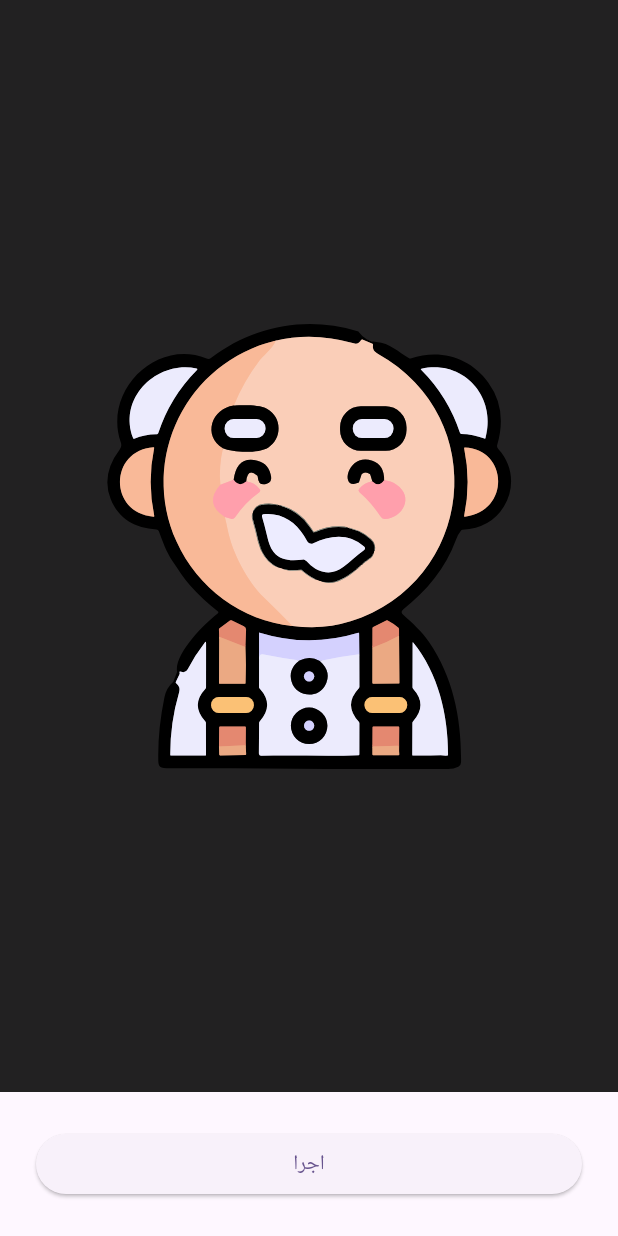
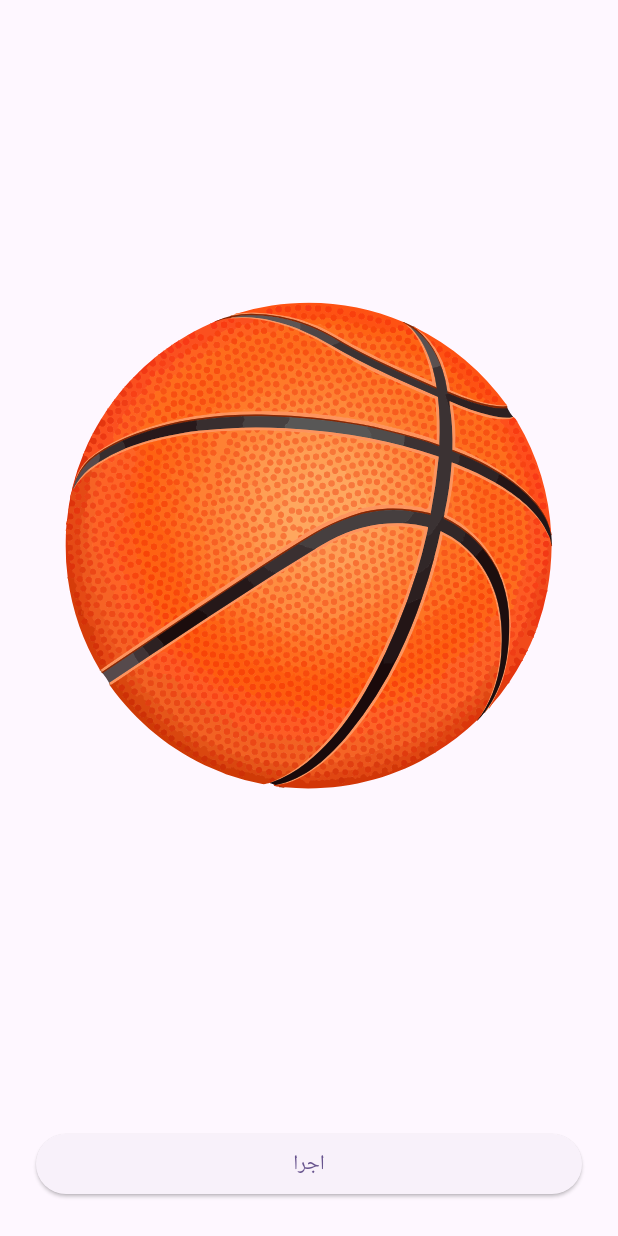
Before and after one commit to SayyehBan/flutter_animation, a Flutter app: the screen it shows after launch, after a tap on "اجرا", on a phone screen of 412 x 824 dp. Run offline on Flutter 3.47's test engine with Material 2 defaults, Android fonts, the phone set to English and light mode, and no system bars; our stand-ins replace flutter_svg.

Commit message:
ScaleAnimation توپ بسکتبال

```diff
--- a/lib/gen/assets.gen.dart
+++ b/lib/gen/assets.gen.dart
@@ -15,6 +15,9 @@ class $AssetsImagesGen {
   /// File path: assets/images/Sibil.svg
   String get sibil => 'assets/images/Sibil.svg';
 
+  /// File path: assets/images/basketball.svg
+  String get basketball => 'assets/images/basketball.svg';
+
   /// File path: assets/images/men.svg
   String get men => 'assets/images/men.svg';
 
@@ -23,7 +26,7 @@ class $AssetsImagesGen {
       const AssetGenImage('assets/images/spaceship.png');
 
   /// List of all assets
-  List<dynamic> get values => [sibil, men, spaceship];
+  List<dynamic> get values => [sibil, basketball, men, spaceship];
 }
 
 class Assets {
--- a/lib/main.dart
+++ b/lib/main.dart
@@ -1,5 +1,5 @@
 import 'package:flutter/material.dart';
-import 'package:flutter_animation/animationOfRotating.dart';
+import 'package:flutter_animation/scaleAnimation.dart';
 
 void main() {
   runApp(const MyApp());
@@ -18,7 +18,7 @@ class MyApp extends StatelessWidget {
         colorScheme: ColorScheme.fromSeed(seedColor: Colors.deepPurple),
         useMaterial3: true,
       ),
-      home: const AnimationOfRotating(),
+      home: const ScaleAnimation(),
     );
   }
 }
--- /dev/null
+++ b/lib/scaleAnimation.dart
@@ -0,0 +1,48 @@
+// ignore_for_file: file_names
+
+import 'package:flutter/material.dart';
+import 'package:flutter_animation/gen/assets.gen.dart';
+import 'package:flutter_svg/flutter_svg.dart';
+
+class ScaleAnimation extends StatefulWidget {
+  const ScaleAnimation({super.key});
+
+  @override
+  State<ScaleAnimation> createState() => _ScaleAnimationState();
+}
+
+class _ScaleAnimationState extends State<ScaleAnimation> {
+  double scale = 4;
+  bool click = true;
+  @override
+  Widget build(BuildContext context) {
+    return Scaffold(
+        bottomNavigationBar: Padding(
+          padding: const EdgeInsets.all(24),
+          child: ElevatedButton(
+              onPressed: () {
+                setState(() {
+                  if (click) {
+                    click = false;
+                    scale -= 1;
+                  } else {
+                    click = true;
+                    scale += 1;
+                  }
+                });
+              },
+              child: const Text("اجرا")),
+        ),
+        body: Center(
+          child: AnimatedScale(
+            duration: const Duration(seconds: 2),
+            scale: scale,
+            curve: click ? Curves.bounceIn : Curves.bounceOut,
+            child: SvgPicture.asset(
+              Assets.images.basketball,
+              height: 100,
+            ),
+          ),
+        ));
+  }
+}
```
Also changed, not shown: assets/images/basketball.svg (added).
